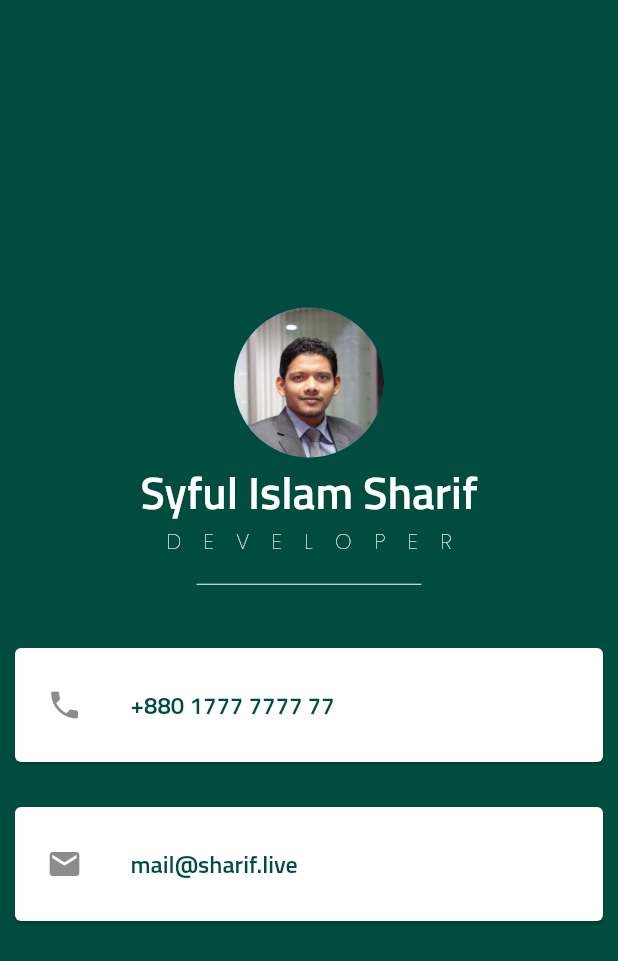
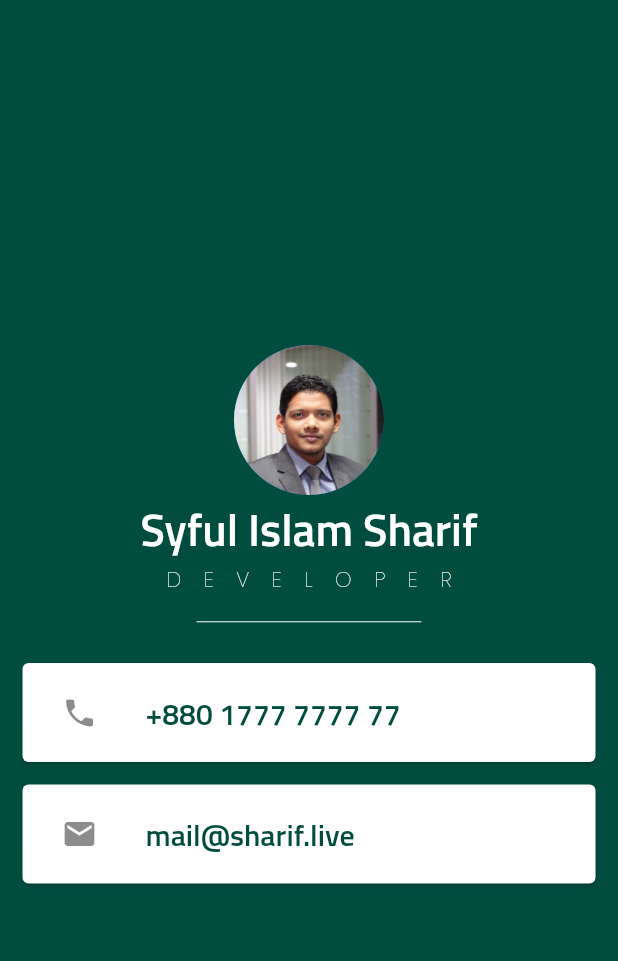
Before and after one commit to syfulsharif/info_card, a Flutter app: the screen it shows after launch, on a phone screen of 412 x 824 dp. Shown: the top 961 px of the screen. Run offline on Flutter 3.47's test engine with Material 2 defaults, Android fonts, the phone set to English and light mode, and no system bars.

Commit message:
Font Size in card items updated

```diff
--- a/lib/main.dart
+++ b/lib/main.dart
@@ -41,15 +41,16 @@ class MyApp extends StatelessWidget {
                 child: Divider(color: Colors.white),
               ),
               Card(
-                margin: EdgeInsets.symmetric(horizontal: 10.0, vertical: 25.0),
+                margin: EdgeInsets.symmetric(horizontal: 15.0, vertical: 10.0),
                 child: Padding(
                   padding:
-                      EdgeInsets.symmetric(horizontal: 5.0, vertical: 10.0),
+                      EdgeInsets.symmetric(horizontal: 10.0, vertical: 5.0),
                   child: ListTile(
                     leading: Icon(Icons.phone),
                     title: Text(
                       '+880 1777 7777 77',
                       style: TextStyle(
+                          fontSize: 20.0,
                           fontFamily: 'Titillium Web',
                           color: Colors.teal.shade900,
                           fontWeight: FontWeight.w700),
@@ -58,16 +59,17 @@ class MyApp extends StatelessWidget {
                 ),
               ),
               Card(
-                margin: EdgeInsets.symmetric(horizontal: 10.0, vertical: 5.0),
+                margin: EdgeInsets.symmetric(horizontal: 15.0, vertical: 5.0),
                 child: Padding(
                   padding:
-                      EdgeInsets.symmetric(horizontal: 5.0, vertical: 10.0),
+                      EdgeInsets.symmetric(horizontal: 10.0, vertical: 5.0),
                   child: ListTile(
                     leading: Icon(Icons.email),
                     title: Text(
                       'mail@sharif.live',
                       style: TextStyle(
                           fontFamily: 'Titillium Web',
+                          fontSize: 20.0,
                           color: Colors.teal.shade900,
                           fontWeight: FontWeight.w700),
                     ),
```
